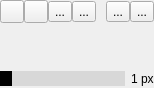
Qt form src/drawingtools.ui (eigenbom/MQ-Sprite) before a commit.
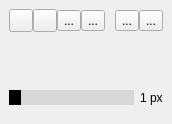
The same form after that commit. Icons and pictures are not drawn.

Patch:
```diff
--- a/src/drawingtools.ui
+++ b/src/drawingtools.ui
@@ -6,28 +6,37 @@
    <rect>
     <x>0</x>
     <y>0</y>
-    <width>148</width>
-    <height>88</height>
+    <width>166</width>
+    <height>124</height>
    </rect>
   </property>
+  <property name="sizePolicy">
+   <sizepolicy hsizetype="Preferred" vsizetype="Preferred">
+    <horstretch>0</horstretch>
+    <verstretch>0</verstretch>
+   </sizepolicy>
+  </property>
   <property name="windowTitle">
    <string>Form</string>
   </property>
   <layout class="QVBoxLayout" name="verticalLayout">
    <property name="spacing">
-    <number>0</number>
+    <number>6</number>
+   </property>
+   <property name="sizeConstraint">
+    <enum>QLayout::SetDefaultConstraint</enum>
    </property>
    <property name="leftMargin">
-    <number>0</number>
+    <number>9</number>
    </property>
    <property name="topMargin">
-    <number>0</number>
+    <number>9</number>
    </property>
    <property name="rightMargin">
-    <number>0</number>
+    <number>9</number>
    </property>
    <property name="bottomMargin">
-    <number>0</number>
+    <number>9</number>
    </property>
    <item>
     <widget class="QFrame" name="frame_6">
@@ -399,6 +408,12 @@
       </property>
       <item>
        <widget class="QSlider" name="hSliderPenSize">
+        <property name="maximumSize">
+         <size>
+          <width>200</width>
+          <height>16777215</height>
+         </size>
+        </property>
         <property name="toolTip">
          <string>Brush Size</string>
         </property>
@@ -474,6 +489,19 @@
      </layout>
     </widget>
    </item>
+   <item>
+    <spacer name="verticalSpacer">
+     <property name="orientation">
+      <enum>Qt::Vertical</enum>
+     </property>
+     <property name="sizeHint" stdset="0">
+      <size>
+       <width>20</width>
+       <height>0</height>
+      </size>
+     </property>
+    </spacer>
+   </item>
   </layout>
   <action name="actionDraw">
    <property name="checkable">
```
Left out of the diff: 99 changed lines with no effect on the pictures.
